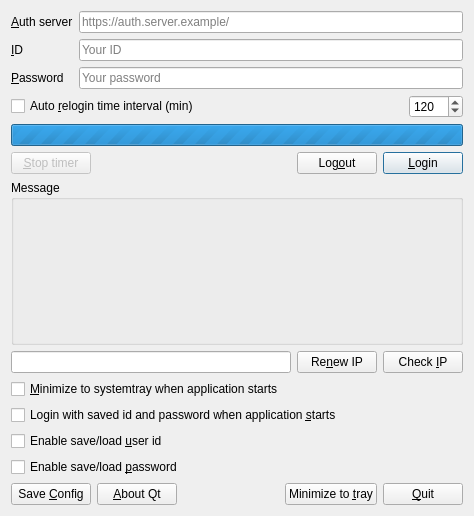
First picture: the form in mainwidget.ui, repository futr/QAutoLogin, before the edit.
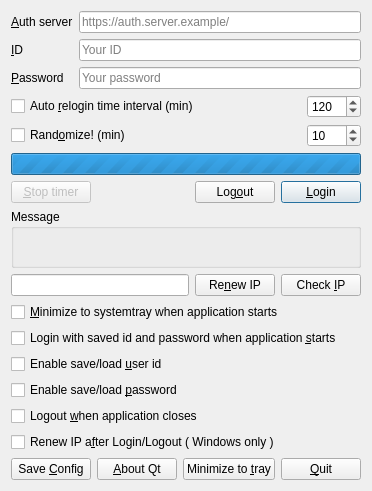
Second picture: the form after the edit. Icons and pictures are not drawn.

Commit message:
Windows IP renew, auto logout, randomize relogin time
Add IP renew when login/logout.
Add randomize relogin time.
Add logout when application closes.

The edit to the form file:
```diff
--- a/mainwidget.ui
+++ b/mainwidget.ui
@@ -6,8 +6,8 @@
    <rect>
     <x>0</x>
     <y>0</y>
-    <width>474</width>
-    <height>516</height>
+    <width>359</width>
+    <height>453</height>
    </rect>
   </property>
   <property name="windowTitle">
@@ -130,6 +130,33 @@
      </item>
     </layout>
    </item>
+   <item>
+    <layout class="QHBoxLayout" name="horizontalLayout_6">
+     <item>
+      <widget class="QCheckBox" name="randomizeCheckBox">
+       <property name="sizePolicy">
+        <sizepolicy hsizetype="MinimumExpanding" vsizetype="Fixed">
+         <horstretch>0</horstretch>
+         <verstretch>0</verstretch>
+        </sizepolicy>
+       </property>
+       <property name="text">
+        <string>Rand&amp;omize! (min)</string>
+       </property>
+      </widget>
+     </item>
+     <item>
+      <widget class="QSpinBox" name="randomizeSpinBox">
+       <property name="maximum">
+        <number>2048</number>
+       </property>
+       <property name="value">
+        <number>10</number>
+       </property>
+      </widget>
+     </item>
+    </layout>
+   </item>
    <item>
     <layout class="QHBoxLayout" name="horizontalLayout_4">
      <item>
@@ -267,6 +294,20 @@
        </property>
       </widget>
      </item>
+     <item>
+      <widget class="QCheckBox" name="autoLogoutCheckBox">
+       <property name="text">
+        <string>Logout &amp;when application closes</string>
+       </property>
+      </widget>
+     </item>
+     <item>
+      <widget class="QCheckBox" name="renewIPCheckBox">
+       <property name="text">
+        <string>Renew IP a&amp;fter Login/Logout ( Windows only )</string>
+       </property>
+      </widget>
+     </item>
     </layout>
    </item>
    <item>
```
Left out of the diff: 29 changed lines with no effect on the pictures. The commit also changes 2 other files.
